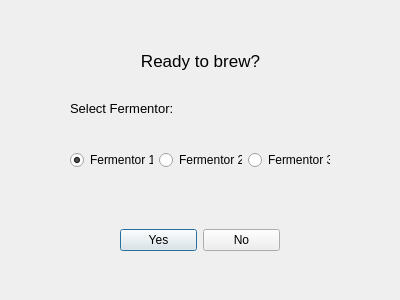
This is brewConfirmation.ui in heathercaz/homebrew-controller as Qt 5 draws it before an edit. The edited form follows.
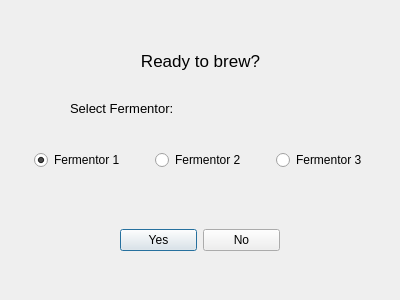
This is the edited form. Icons and pictures are not drawn.

What changed in the file:
```diff
--- a/brewConfirmation.ui
+++ b/brewConfirmation.ui
@@ -41,15 +41,21 @@
   <widget class="QWidget" name="horizontalLayoutWidget">
    <property name="geometry">
     <rect>
-     <x>70</x>
+     <x>10</x>
      <y>120</y>
-     <width>260</width>
+     <width>381</width>
      <height>80</height>
     </rect>
    </property>
    <layout class="QHBoxLayout" name="horizontalLayout">
     <item>
      <widget class="QRadioButton" name="radioButton_3">
+      <property name="sizePolicy">
+       <sizepolicy hsizetype="Fixed" vsizetype="Fixed">
+        <horstretch>0</horstretch>
+        <verstretch>0</verstretch>
+       </sizepolicy>
+      </property>
       <property name="text">
        <string>Fermentor 1</string>
       </property>
@@ -60,6 +66,12 @@
     </item>
     <item>
      <widget class="QRadioButton" name="ferm2">
+      <property name="sizePolicy">
+       <sizepolicy hsizetype="Fixed" vsizetype="Fixed">
+        <horstretch>0</horstretch>
+        <verstretch>0</verstretch>
+       </sizepolicy>
+      </property>
       <property name="text">
        <string>Fermentor 2</string>
       </property>
@@ -67,6 +79,15 @@
     </item>
     <item>
      <widget class="QRadioButton" name="ferm3">
+      <property name="sizePolicy">
+       <sizepolicy hsizetype="Fixed" vsizetype="Fixed">
+        <horstretch>0</horstretch>
+        <verstretch>0</verstretch>
+       </sizepolicy>
+      </property>
+      <property name="layoutDirection">
+       <enum>Qt::LeftToRight</enum>
+      </property>
       <property name="text">
        <string>Fermentor 3</string>
       </property>
```
